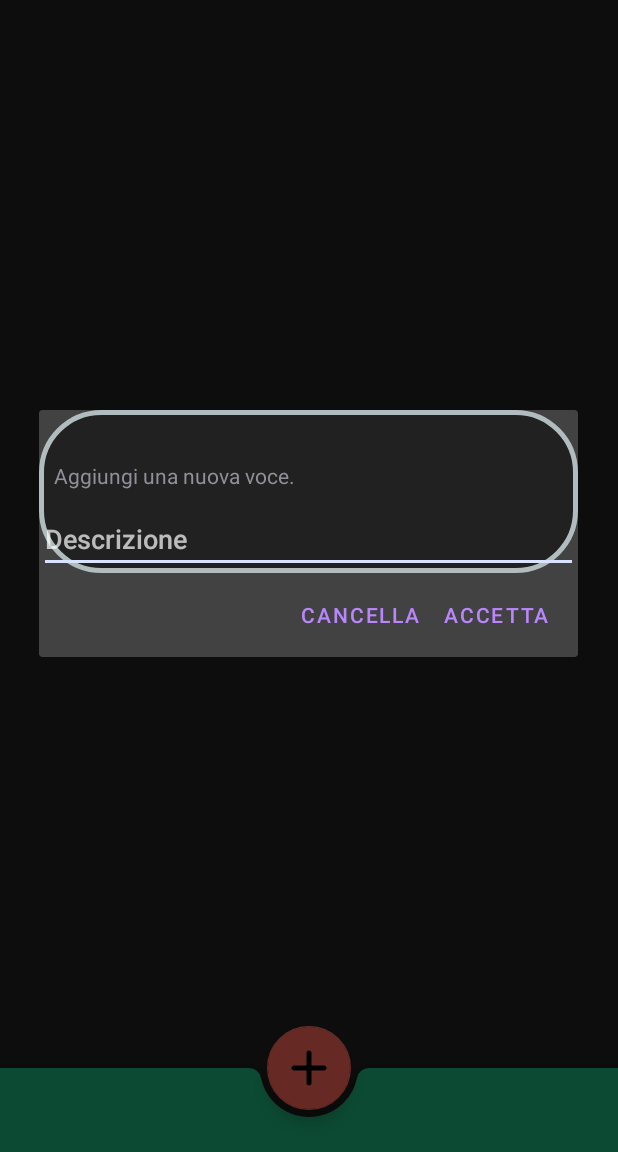
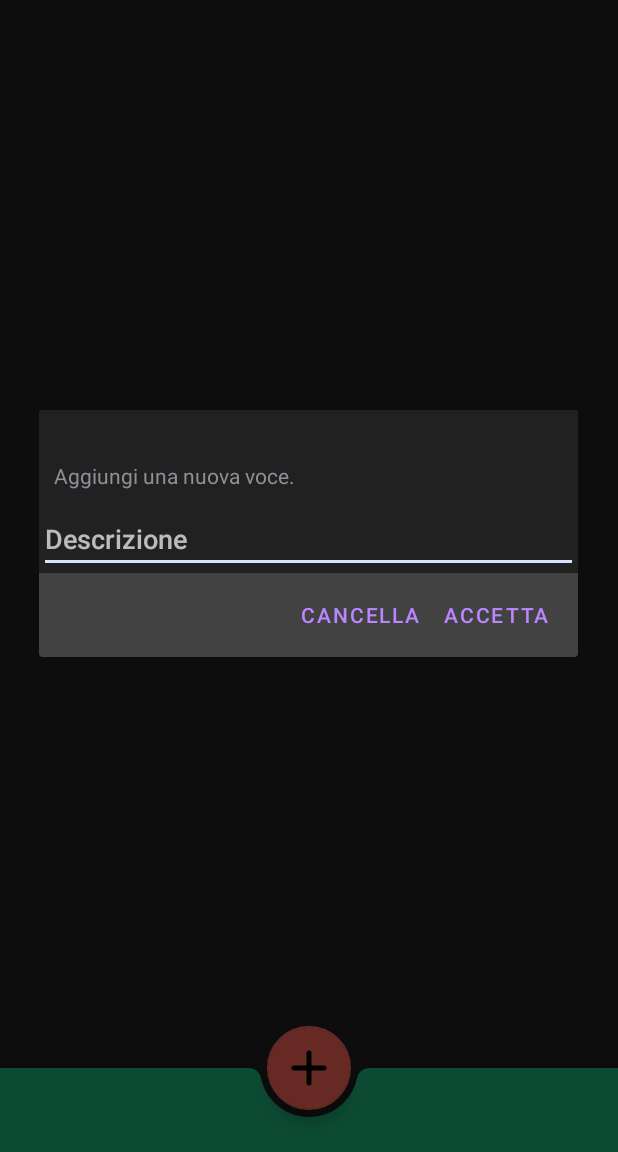
Before and after one commit to Al394/Money_Book, an Android app: the screen it shows after launch (MainActivity), after a tap on an icon or button, on a phone screen of 412 x 824 dp, the part 84-1236 px from its top. Run offline under Robolectric (Android 15) with nearby library versions, the phone set to English and light mode, and no system bars.

Commit message:
elementi della recycleview2

```diff
--- a/app/src/main/java/com/example/moneybook/DialogAdd.kt
+++ b/app/src/main/java/com/example/moneybook/DialogAdd.kt
@@ -5,7 +5,6 @@ import android.app.Dialog
 import android.content.DialogInterface
 import android.os.Bundle
 import androidx.fragment.app.DialogFragment
-import java.util.zip.Inflater
 
 class DialogAdd : DialogFragment() {
 
@@ -13,11 +12,9 @@ class DialogAdd : DialogFragment() {
         return activity?.let {
             // Use the Builder class for convenient dialog construction
             val builder = AlertDialog.Builder(it)
-            val inflater = requireActivity().layoutInflater
                 builder.setView(R.layout.dialog_add_item)
                 .setPositiveButton(R.string.accept,
                     DialogInterface.OnClickListener { dialog, id ->
-
                     })
                 .setNegativeButton(R.string.cancel,
                     DialogInterface.OnClickListener { dialog, id ->
--- a/app/src/main/res/drawable/round_background.xml
+++ /dev/null
@@ -1,7 +0,0 @@
-<?xml version="1.0" encoding="UTF-8"?>
-<shape xmlns:android="http://schemas.android.com/apk/res/android">
-    <solid android:color="@color/colorBackgroundD"/>
-    <stroke android:width="3dp" android:color="#B1BCBE" />
-    <corners android:radius="40sp"/>
-    <padding android:left="0dp" android:top="0dp" android:right="0dp" android:bottom="0dp" />
-</shape>
--- a/app/src/main/res/layout/dialog_add_item.xml
+++ b/app/src/main/res/layout/dialog_add_item.xml
@@ -4,7 +4,7 @@
     xmlns:app="http://schemas.android.com/apk/res-auto"
     android:layout_width="match_parent"
     android:layout_height="match_parent"
-    android:background="@drawable/round_background"
+    android:background="@color/colorBackgroundD"
     >
 
 
```
